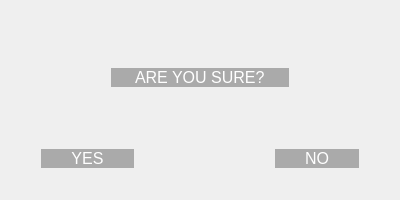
Above: ShortCircuitCalc/gui/confirm.ui from MrHerrington/Short-Circuit-Calculation before the change. Below: the same form after it.
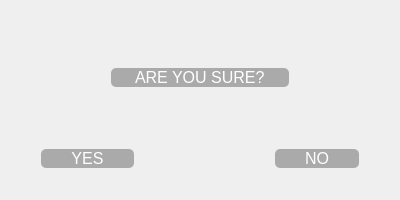
That is the form after the change.

Commit message: Reorganize imports, programming windows design / logic, main window, confirm window

What changed in the file:
```diff
--- a/ShortCircuitCalc/gui/confirm.ui
+++ b/ShortCircuitCalc/gui/confirm.ui
@@ -64,7 +64,7 @@
 color: rgb(255, 255, 255);
 padding-left: 20px;
 padding-right: 20 px;
-border-radius: 10px;</string>
+border-radius: 5px;</string>
        </property>
        <property name="text">
         <string>ARE YOU SURE?</string>
@@ -111,7 +111,7 @@
 color: rgb(255, 255, 255);
 padding-left: 30px;
 padding-right: 30 px;
-border-radius: 10px;
+border-radius: 5px;
 }
 
 QPushButton:hover {
@@ -161,7 +161,7 @@
 color: rgb(255, 255, 255);
 padding-left: 30px;
 padding-right: 30 px;
-border-radius: 10px;
+border-radius: 5px;
 }
 
 QPushButton:hover {
```
Left out of the diff: 45 changed lines with no effect on the pictures. The commit also changes 26 other files.
